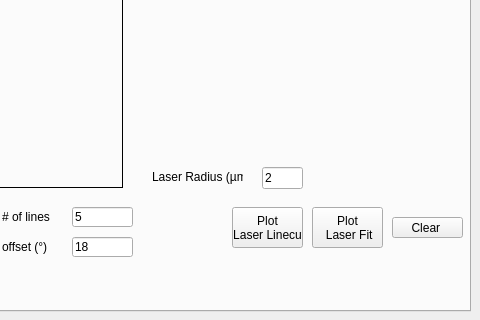
Before: the Qt Designer form DiffusionAnalysis/form.ui in xuejianma/LabTools, drawn with Qt 5; both pictures show x 340 to 820 and y 349 to 669 of the 820 by 669 pixel window.
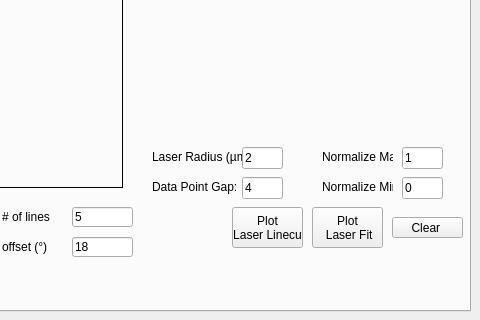
After: the same form once the commit is applied. The open tabs and pages were chosen to show the change. Icons and pictures are not drawn. Custom widgets are drawn as their Qt base class.

Patch:
```diff
--- a/DiffusionAnalysis/form.ui
+++ b/DiffusionAnalysis/form.ui
@@ -429,7 +429,7 @@
      <property name="geometry">
       <rect>
        <x>460</x>
-       <y>200</y>
+       <y>190</y>
        <width>321</width>
        <height>261</height>
       </rect>
@@ -439,7 +439,7 @@
      <property name="geometry">
       <rect>
        <x>470</x>
-       <y>480</y>
+       <y>460</y>
        <width>91</width>
        <height>20</height>
       </rect>
@@ -451,8 +451,8 @@
     <widget class="QLineEdit" name="lineEdit_laserRadius">
      <property name="geometry">
       <rect>
-       <x>580</x>
-       <y>480</y>
+       <x>560</x>
+       <y>460</y>
        <width>41</width>
        <height>22</height>
       </rect>
@@ -705,6 +705,93 @@
       <string># of lines</string>
      </property>
     </widget>
+    <widget class="QLineEdit" name="lineEdit_normalizeMin">
+     <property name="geometry">
+      <rect>
+       <x>720</x>
+       <y>490</y>
+       <width>41</width>
+       <height>22</height>
+      </rect>
+     </property>
+     <property name="text">
+      <string>0</string>
+     </property>
+     <property name="placeholderText">
+      <string>eg: 2</string>
+     </property>
+    </widget>
+    <widget class="QLabel" name="label_normalizeMin">
+     <property name="geometry">
+      <rect>
+       <x>640</x>
+       <y>490</y>
+       <width>71</width>
+       <height>20</height>
+      </rect>
+     </property>
+     <property name="text">
+      <string>Normalize Min</string>
+     </property>
+    </widget>
+    <widget class="QLineEdit" name="lineEdit_normalizeMax">
+     <property name="geometry">
+      <rect>
+       <x>720</x>
+       <y>460</y>
+       <width>41</width>
+       <height>22</height>
+      </rect>
+     </property>
+     <property name="text">
+      <string>1</string>
+     </property>
+     <property name="placeholderText">
+      <string>eg: 2</string>
+     </property>
+    </widget>
+    <widget class="QLabel" name="label_normalizeMax">
+     <property name="geometry">
+      <rect>
+       <x>640</x>
+       <y>460</y>
+       <width>71</width>
+       <height>20</height>
+      </rect>
+     </property>
+     <property name="text">
+      <string>Normalize Max</string>
+     </property>
+    </widget>
+    <widget class="QLineEdit" name="lineEdit_dataPointGap">
+     <property name="geometry">
+      <rect>
+       <x>560</x>
+       <y>490</y>
+       <width>41</width>
+       <height>22</height>
+      </rect>
+     </property>
+     <property name="text">
+      <string>4</string>
+     </property>
+     <property name="placeholderText">
+      <string>eg: 2</string>
+     </property>
+    </widget>
+    <widget class="QLabel" name="label_dataPointGap">
+     <property name="geometry">
+      <rect>
+       <x>470</x>
+       <y>490</y>
+       <width>91</width>
+       <height>20</height>
+      </rect>
+     </property>
+     <property name="text">
+      <string>Data Point Gap:</string>
+     </property>
+    </widget>
    </widget>
    <widget class="QWidget" name="tab_undoPiezoDistortion">
     <attribute name="title">
```
Left out of the diff: 30 changed lines with no effect on the pictures.
